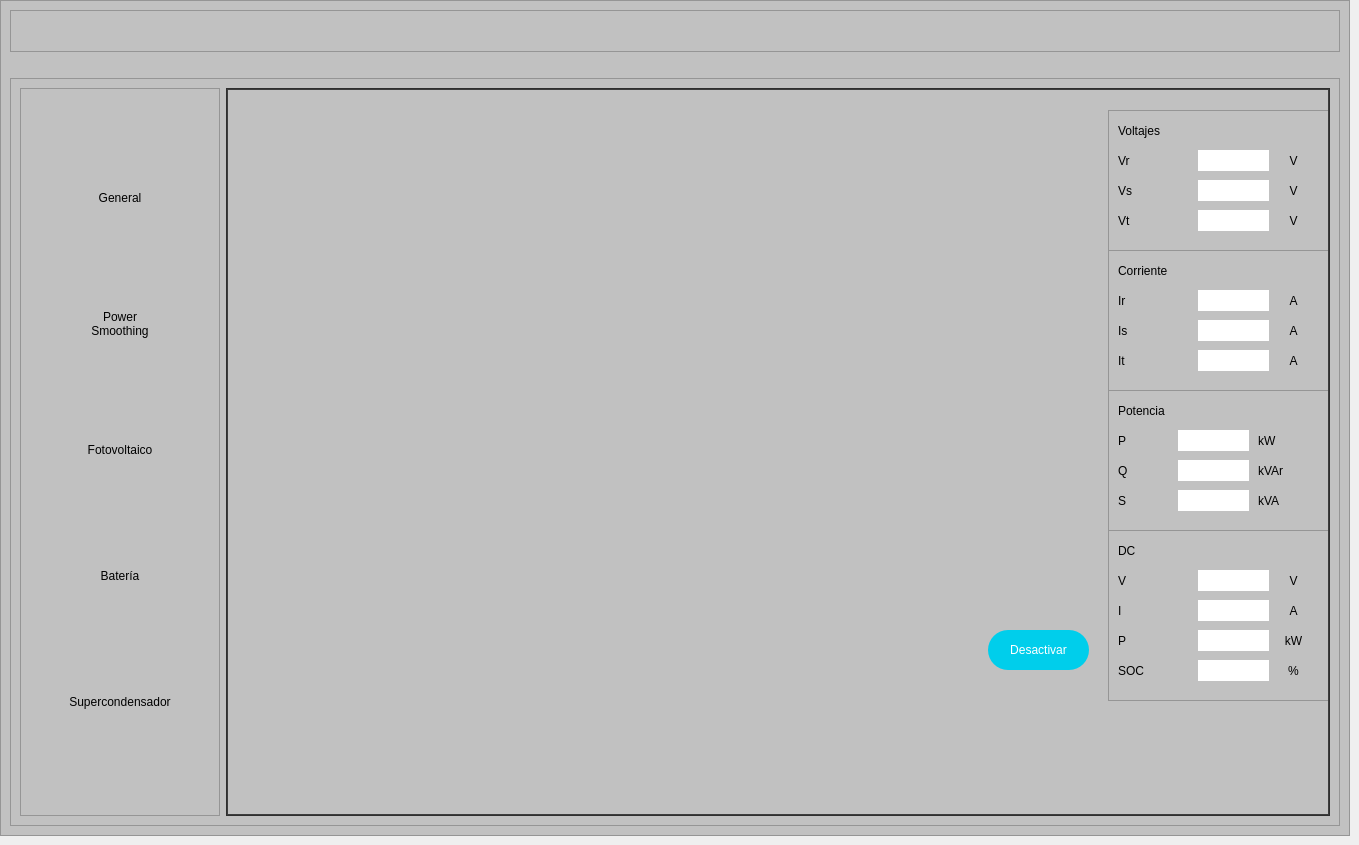
First picture: the form in PowerSmoothing/QtScada/SCADA.ui, repository jorgecard/Telecontrol_r, before the edit.
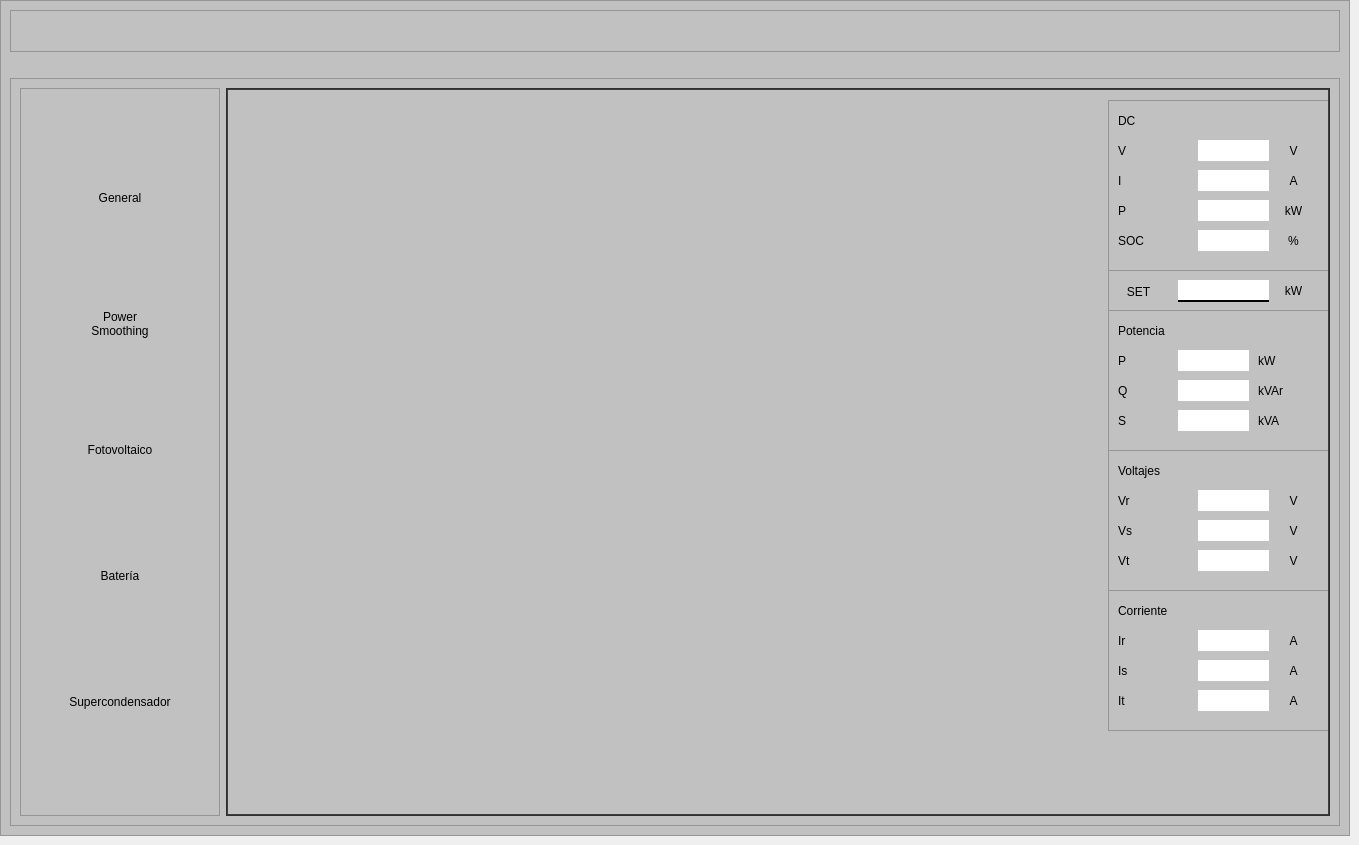
Second picture: the form after the edit. The open tabs and pages were chosen to show the change. Icons and pictures are not drawn.

Diff of the .ui file:
```diff
--- a/PowerSmoothing/QtScada/SCADA.ui
+++ b/PowerSmoothing/QtScada/SCADA.ui
@@ -2905,7 +2905,7 @@
                  <property name="geometry">
                   <rect>
                    <x>880</x>
-                   <y>20</y>
+                   <y>360</y>
                    <width>221</width>
                    <height>141</height>
                   </rect>
@@ -3113,7 +3113,7 @@
                  <property name="geometry">
                   <rect>
                    <x>880</x>
-                   <y>160</y>
+                   <y>500</y>
                    <width>221</width>
                    <height>141</height>
                   </rect>
@@ -3321,7 +3321,7 @@
                  <property name="geometry">
                   <rect>
                    <x>880</x>
-                   <y>300</y>
+                   <y>220</y>
                    <width>221</width>
                    <height>141</height>
                   </rect>
@@ -3520,7 +3520,7 @@
                  <property name="geometry">
                   <rect>
                    <x>880</x>
-                   <y>440</y>
+                   <y>10</y>
                    <width>221</width>
                    <height>171</height>
                   </rect>
@@ -3781,27 +3781,89 @@
                   </property>
                  </widget>
                 </widget>
-                <widget class="QPushButton" name="pushButton_Desactivar_3">
+                <widget class="QFrame" name="frame_22">
                  <property name="geometry">
                   <rect>
-                   <x>760</x>
-                   <y>540</y>
-                   <width>101</width>
-                   <height>40</height>
+                   <x>880</x>
+                   <y>180</y>
+                   <width>221</width>
+                   <height>41</height>
                   </rect>
                  </property>
-                 <property name="minimumSize">
-                  <size>
-                   <width>0</width>
-                   <height>40</height>
-                  </size>
-                 </property>
                  <property name="styleSheet">
-                  <string notr="true">font: 10pt &quot;Segoe UI&quot;;</string>
+                  <string notr="true">background-color: rgb(193, 193, 193);</string>
                  </property>
-                 <property name="text">
-                  <string>Desactivar</string>
+                 <property name="frameShape">
+                  <enum>QFrame::StyledPanel</enum>
                  </property>
+                 <property name="frameShadow">
+                  <enum>QFrame::Raised</enum>
+                 </property>
+                 <widget class="QPushButton" name="pushButton_set_pow">
+                  <property name="geometry">
+                   <rect>
+                    <x>10</x>
+                    <y>10</y>
+                    <width>41</width>
+                    <height>24</height>
+                   </rect>
+                  </property>
+                  <property name="styleSheet">
+                   <string notr="true">QPushButton{
+background-color: rgb(193, 193, 193);
+border-top-left-radius: 20px;
+border-bottom-left-radius:20px;
+color: rgb(0,0,0);
+font: 77 10pt &quot;Arial Black&quot;
+}
+
+QPushButton:hover{
+background-color: white;
+border-top-left-radius: 20px;
+border-bottom-left-radius:20px;
+color: rgb(0,0,0);
+font: 77 10pt &quot;Arial Black&quot;
+}</string>
+                  </property>
+                  <property name="text">
+                   <string>SET</string>
+                  </property>
+                 </widget>
+                 <widget class="QLineEdit" name="lineEdit">
+                  <property name="geometry">
+                   <rect>
+                    <x>70</x>
+                    <y>10</y>
+                    <width>91</width>
+                    <height>22</height>
+                   </rect>
+                  </property>
+                  <property name="styleSheet">
+                   <string notr="true">background-color: rgb(255, 255, 255);
+color: rgb(0, 0, 0);</string>
+                  </property>
+                 </widget>
+                 <widget class="QLabel" name="label_150">
+                  <property name="geometry">
+                   <rect>
+                    <x>170</x>
+                    <y>10</y>
+                    <width>31</width>
+                    <height>21</height>
+                   </rect>
+                  </property>
+                  <property name="styleSheet">
+                   <string notr="true">background-color: rgb(193, 193, 193);
+color: rgb(0, 0, 0);
+font: 700 14pt &quot;Segoe UI&quot;;</string>
+                  </property>
+                  <property name="text">
+                   <string>kW</string>
+                  </property>
+                  <property name="alignment">
+                   <set>Qt::AlignCenter</set>
+                  </property>
+                 </widget>
                 </widget>
                </widget>
                <widget class="QWidget" name="page_metodo_control">
@@ -4097,7 +4159,7 @@
                     <property name="frameShadow">
                      <enum>QFrame::Raised</enum>
                     </property>
-                    <widget class="QPushButton" name="pushButton_set_pow">
+                    <widget class="QPushButton" name="pushButton_set_fv">
                      <property name="geometry">
                       <rect>
                        <x>10</x>
```
Left out of the diff: 24 changed lines with no effect on the pictures.
